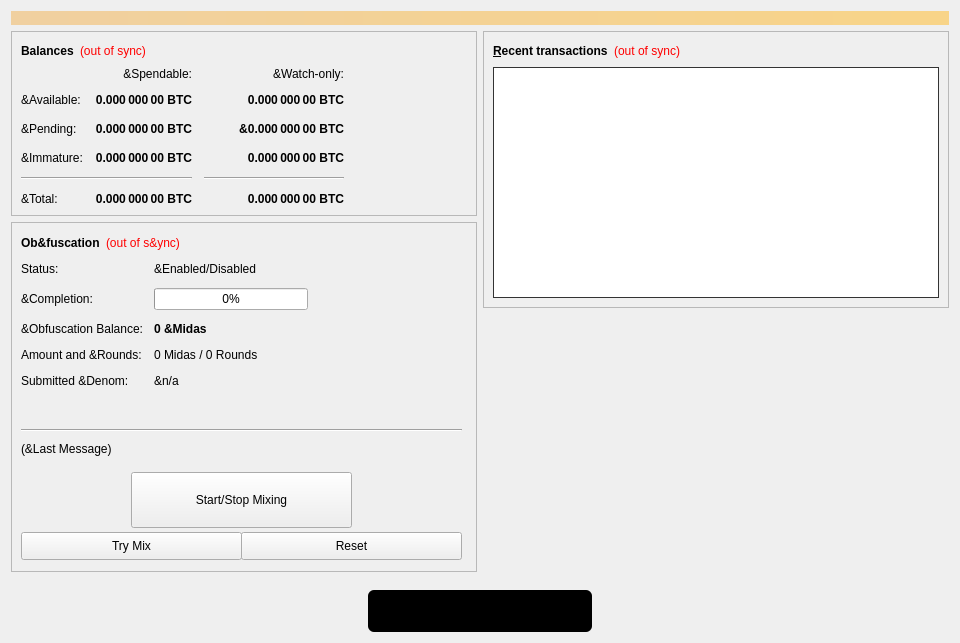
hazzardt/midas, file src/qt/forms/overviewpage.ui: the form before one commit.
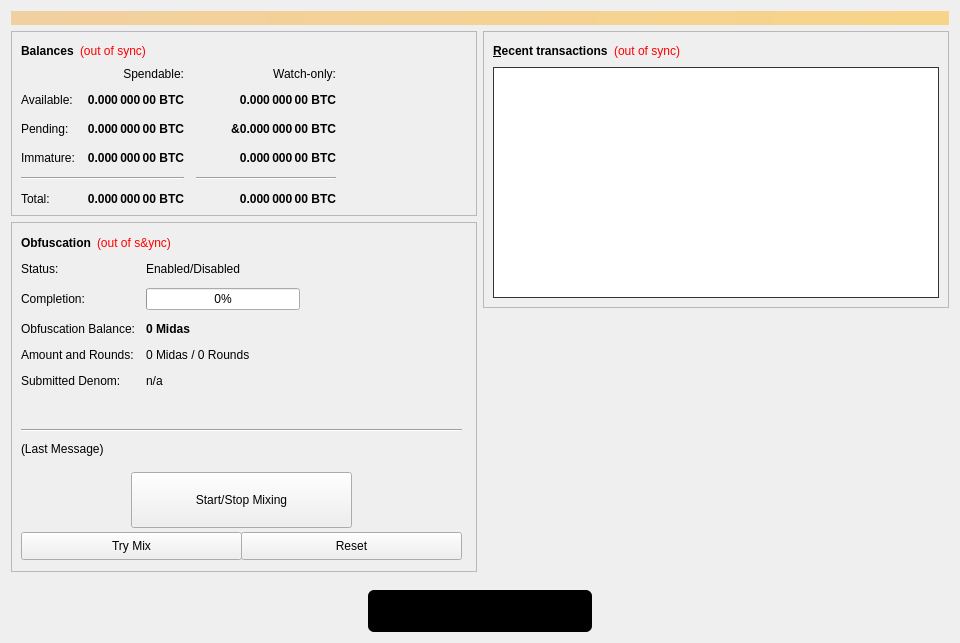
The form after the commit. Icons and pictures are not drawn.

```diff
--- a/src/qt/forms/overviewpage.ui
+++ b/src/qt/forms/overviewpage.ui
@@ -210,7 +210,7 @@
             <item row="5" column="0">
              <widget class="QLabel" name="labelTotalText">
               <property name="text">
-               <string>&amp;Total:</string>
+               <string>Total:</string>
               </property>
              </widget>
             </item>
@@ -255,7 +255,7 @@
             <item row="3" column="0">
              <widget class="QLabel" name="labelImmatureText">
               <property name="text">
-               <string>&amp;Immature:</string>
+               <string>Immature:</string>
               </property>
              </widget>
             </item>
@@ -312,7 +312,7 @@
             <item row="0" column="2">
              <widget class="QLabel" name="labelWatchonly">
               <property name="text">
-               <string>&amp;Watch-only:</string>
+               <string>Watch-only:</string>
               </property>
               <property name="alignment">
                <set>Qt::AlignRight|Qt::AlignTrailing|Qt::AlignVCenter</set>
@@ -322,7 +322,7 @@
             <item row="1" column="0">
              <widget class="QLabel" name="labelBalanceText">
               <property name="text">
-               <string>&amp;Available:</string>
+               <string>Available:</string>
               </property>
              </widget>
             </item>
@@ -379,14 +379,14 @@
             <item row="2" column="0">
              <widget class="QLabel" name="labelPendingText">
               <property name="text">
-               <string>&amp;Pending:</string>
+               <string>Pending:</string>
               </property>
              </widget>
             </item>
             <item row="0" column="1">
              <widget class="QLabel" name="labelSpendable">
               <property name="text">
-               <string>&amp;Spendable:</string>
+               <string>Spendable:</string>
               </property>
               <property name="alignment">
                <set>Qt::AlignRight|Qt::AlignTrailing|Qt::AlignVCenter</set>
@@ -444,7 +444,7 @@
            <item row="1" column="0">
             <widget class="QLabel" name="label_7">
              <property name="text">
-              <string>&amp;Completion:</string>
+              <string>Completion:</string>
              </property>
             </widget>
            </item>
@@ -464,7 +464,7 @@
            <item row="2" column="0">
             <widget class="QLabel" name="labelAnonymizedText">
              <property name="text">
-              <string>&amp;Obfuscation Balance:</string>
+              <string>Obfuscation Balance:</string>
              </property>
             </widget>
            </item>
@@ -477,14 +477,14 @@
               </font>
              </property>
              <property name="text">
-              <string notr="true">0 &amp;Midas</string>
+              <string notr="true">0 Midas</string>
              </property>
             </widget>
            </item>
            <item row="3" column="0">
             <widget class="QLabel" name="label_8">
              <property name="text">
-              <string>Amount and &amp;Rounds:</string>
+              <string>Amount and Rounds:</string>
              </property>
             </widget>
            </item>
@@ -498,7 +498,7 @@
            <item row="4" column="0">
             <widget class="QLabel" name="label_9">
              <property name="text">
-              <string>Submitted &amp;Denom:</string>
+              <string>Submitted Denom:</string>
              </property>
             </widget>
            </item>
@@ -508,14 +508,14 @@
               <string>The denominations you submitted to the Masternode.&lt;br&gt;To mix, other users must submit the exact same denominations.</string>
              </property>
              <property name="text">
-              <string>&amp;n/a</string>
+              <string>n/a</string>
              </property>
             </widget>
            </item>
            <item row="0" column="1">
             <widget class="QLabel" name="obfuscationEnabled">
              <property name="text">
-              <string>&amp;Enabled/Disabled</string>
+              <string>Enabled/Disabled</string>
              </property>
             </widget>
            </item>
@@ -1006,7 +1006,7 @@
            </size>
           </property>
           <property name="text">
-           <string>(&amp;Last Message)</string>
+           <string>(Last Message)</string>
           </property>
           <property name="alignment">
            <set>Qt::AlignLeading|Qt::AlignLeft|Qt::AlignTop</set>
@@ -1081,7 +1081,7 @@
               </font>
              </property>
              <property name="text">
-              <string>Ob&amp;fuscation</string>
+              <string>Obfuscation</string>
              </property>
             </widget>
            </item>
```
